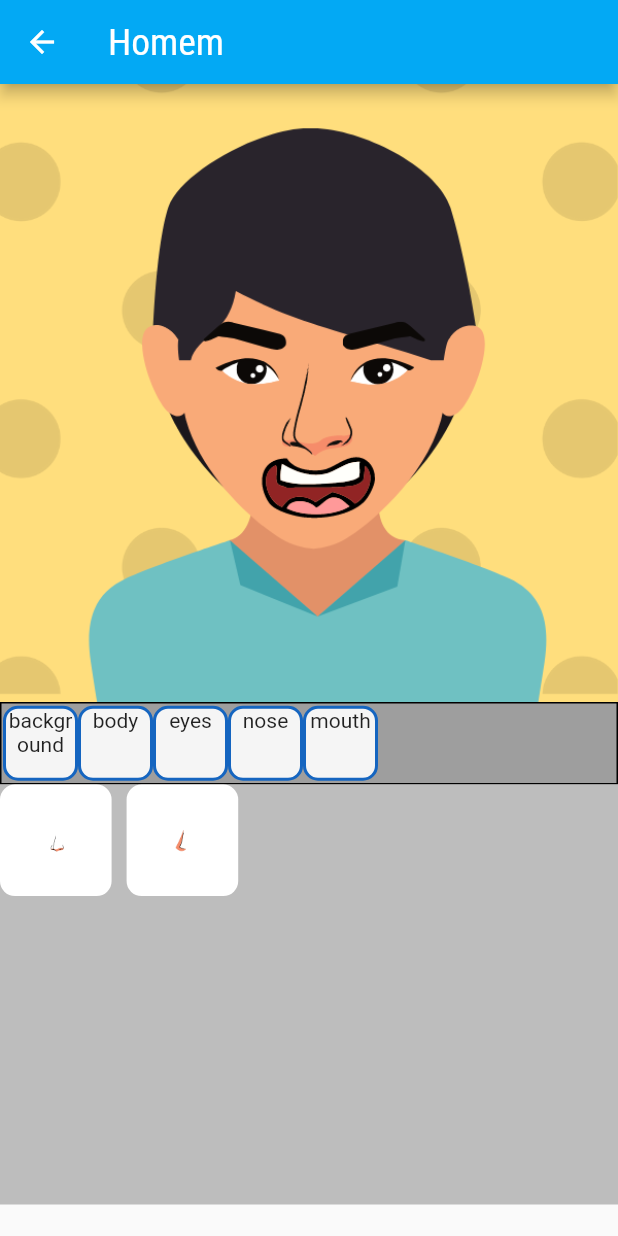
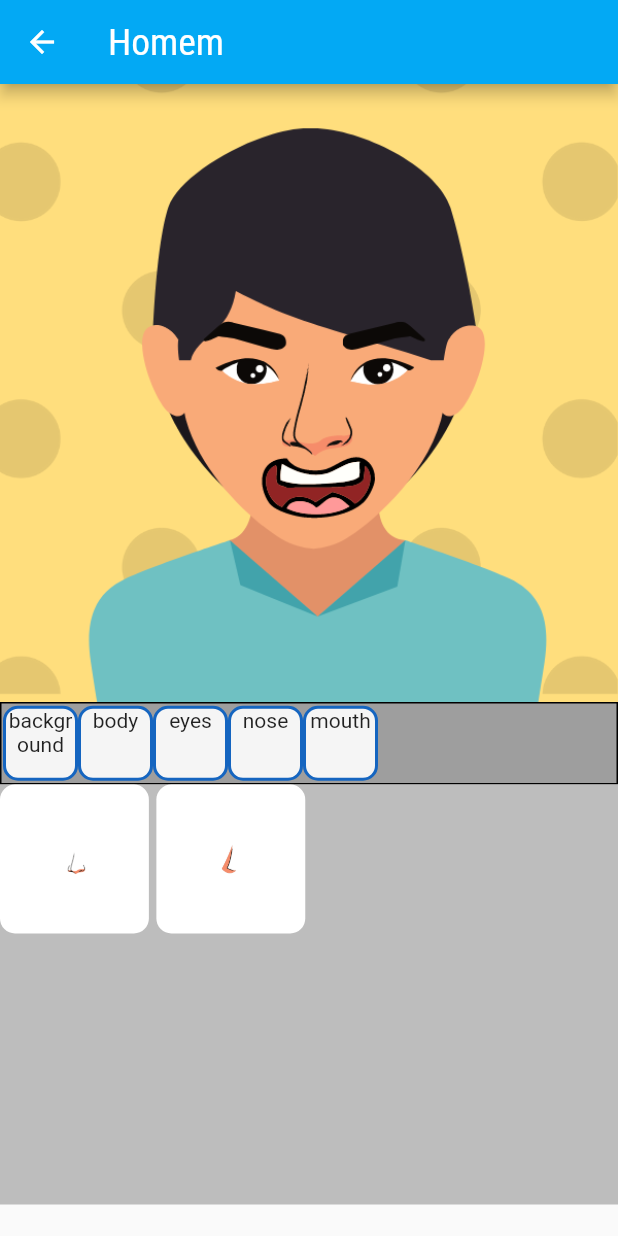
Before and after one commit to hadson0/DrawMe, a Flutter app: the AvatarPainterScreen screen opened directly with sample values from the repository, on a phone screen of 412 x 824 dp. Run offline on Flutter 3.47's test engine with Material 2 defaults, Android fonts, the phone set to English and light mode, and no system bars.

Commit message:
Breaked down the avatar_painter_screen into smaller widgets

```diff
--- /dev/null
+++ b/lib/components/layer_image_grid.dart
@@ -0,0 +1,48 @@
+import 'package:flutter/material.dart';
+
+class LayerImageGrid extends StatelessWidget {
+  final void Function(String) onSelectLayerImage;
+  final List<String> layerImageList;
+
+  const LayerImageGrid({
+    Key? key,
+    required this.onSelectLayerImage,
+    required this.layerImageList,
+  }) : super(key: key);
+
+  @override
+  Widget build(BuildContext context) {
+    return Container(
+      height: 280,
+      width: double.infinity,
+      color: Colors.grey.shade400,
+      child: GridView.builder(
+        itemCount: layerImageList.length,
+        itemBuilder: (ctx, i) {
+          return Container(
+            decoration: BoxDecoration(
+              color: Colors.white,
+              borderRadius: BorderRadius.circular(10),
+            ),
+            child: GridTile(
+              child: GestureDetector(
+                onTap: () =>
+                    onSelectLayerImage(layerImageList[i]),
+                child: Image.asset(
+                  layerImageList[i],
+                  fit: BoxFit.cover,
+                ),
+              ),
+            ),
+          );
+        },
+        gridDelegate: SliverGridDelegateWithFixedCrossAxisCount(
+          crossAxisCount: 4,
+          childAspectRatio: 1,
+          crossAxisSpacing: 5,
+          mainAxisSpacing: 5,
+        ),
+      ),
+    );
+  }
+}
--- /dev/null
+++ b/lib/components/layer_tab_list.dart
@@ -0,0 +1,54 @@
+import 'package:flutter/material.dart';
+
+class LayerTabList extends StatelessWidget {
+  final void Function(String) onSelectLayer;
+  final Map<String, List<String>> layersMap;
+  final String selectedLayer;
+
+  const LayerTabList({
+    Key? key,
+    required this.onSelectLayer,
+    required this.layersMap,
+    required this.selectedLayer,
+  }) : super(key: key);
+
+  @override
+  Widget build(BuildContext context) {
+    return Container(
+      height: 55,
+      width: double.infinity,
+      padding: const EdgeInsets.all(1),
+      decoration: BoxDecoration(
+        color: Colors.grey,
+        border: Border.all(color: Colors.black),
+      ),
+      child: SingleChildScrollView(
+        scrollDirection: Axis.horizontal,
+        child: Row(
+          mainAxisAlignment: MainAxisAlignment.start,
+          children: layersMap.entries.map((entry) {
+            return GestureDetector(
+              onTap: () => onSelectLayer(entry.key),
+              child: Container(
+                height: 50,
+                width: 50,
+                decoration: BoxDecoration(
+                  color: Colors.grey.shade100,
+                  borderRadius: BorderRadius.circular(10),
+                  border: Border.all(
+                    color: Colors.blue.shade800,
+                    width: 2,
+                  ),
+                ),
+                child: Text(
+                  entry.key,
+                  textAlign: TextAlign.center,
+                ),
+              ),
+            );
+          }).toList(),
+        ),
+      ),
+    );
+  }
+}
--- a/lib/screens/avatar_painter_screen.dart
+++ b/lib/screens/avatar_painter_screen.dart
@@ -1,3 +1,5 @@
+import 'package:drawme/components/layer_image_grid.dart';
+import 'package:drawme/components/layer_tab_list.dart';
 import 'package:flutter/material.dart';
 
 import 'package:drawme/components/avatar_canvas.dart';
@@ -28,12 +30,10 @@ class _AvatarPainterScreenState extends State<AvatarPainterScreen> {
     });
   }
 
-  void _selectLayerImage(String layerName, String imagePath) {
-    if (layers.containsKey(layerName)) {
-      setState(() {
-        layers[layerName] = imagePath;
-      });
-    }
+  void _selectLayerImage(String imagePath) {
+    setState(() {
+      layers[_selectedLayer] = imagePath;
+    });
   }
 
   @override
@@ -47,73 +47,14 @@ class _AvatarPainterScreenState extends State<AvatarPainterScreen> {
       body: Column(
         children: [
           AvatarCanvas(layers),
-          Container(
-            height: 55,
-            width: double.infinity,
-            padding: const EdgeInsets.all(1),
-            decoration: BoxDecoration(
-              color: Colors.grey,
-              border: Border.all(color: Colors.black),
-            ),
-            child: SingleChildScrollView(
-              scrollDirection: Axis.horizontal,
-              child: Row(
-                mainAxisAlignment: MainAxisAlignment.start,
-                children: avatar.layers.entries.map((entry) {
-                  return GestureDetector(
-                    onTap: () => _selectLayer(entry.key),
-                    child: Container(
-                      height: 50,
-                      width: 50,
-                      decoration: BoxDecoration(
-                        color: Colors.grey.shade100,
-                        borderRadius: BorderRadius.circular(10),
-                        border: Border.all(
-                          color: Colors.blue.shade800,
-                          width: 2,
-                        ),
-                      ),
-                      child: Text(
-                        entry.key,
-                        textAlign: TextAlign.center,
-                      ),
-                    ),
-                  );
-                }).toList(),
-              ),
-            ),
+          LayerTabList(
+            onSelectLayer: _selectLayer,
+            layersMap: avatar.layers,
+            selectedLayer: _selectedLayer,
           ),
-          Container(
-            height: 280,
-            width: double.infinity,
-            color: Colors.grey.shade400,
-            child: GridView.builder(
-              itemCount: avatar.layers[_selectedLayer]!.length,
-              itemBuilder: (ctx, i) {
-                return Container(
-                  decoration: BoxDecoration(
-                    color: Colors.white,
-                    borderRadius: BorderRadius.circular(10),
-                  ),
-                  child: GridTile(
-                    child: GestureDetector(
-                      onTap: () => _selectLayerImage(
-                          _selectedLayer, avatar.layers[_selectedLayer]![i]),
-                      child: Image.asset(
-                        avatar.layers[_selectedLayer]![i],
-                        fit: BoxFit.cover,
-                      ),
-                    ),
-                  ),
-                );
-              },
-              gridDelegate: SliverGridDelegateWithFixedCrossAxisCount(
-                crossAxisCount: 5,
-                childAspectRatio: 1,
-                crossAxisSpacing: 10,
-                mainAxisSpacing: 10,
-              ),
-            ),
+          LayerImageGrid(
+            onSelectLayerImage: _selectLayerImage,
+            layerImageList: avatar.layers[_selectedLayer]!,
           ),
         ],
       ),
```
